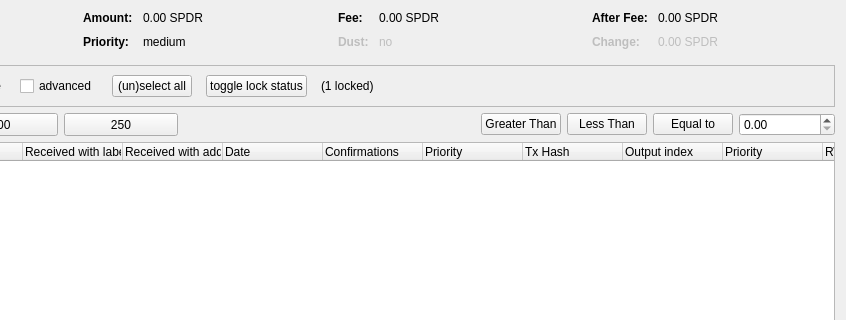
Miner2212/RWTaler_RWTA, file src/qt/forms/coincontroldialog.ui: the form before one commit; both pictures show x 189 to 1035 and y 0 to 320 of the 1035 by 500 pixel window.
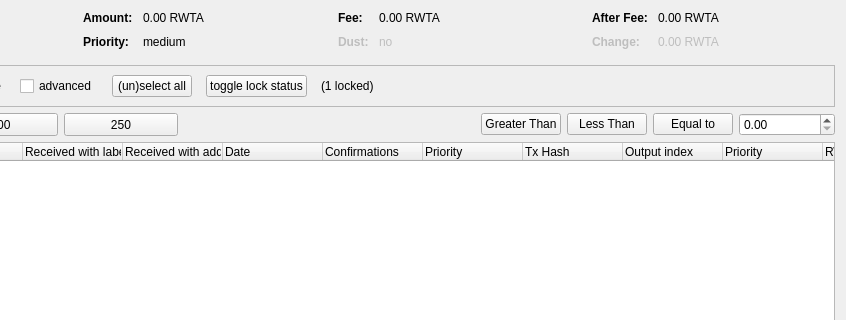
The form after the commit. Custom widgets are drawn as their Qt base class.

Commit message: SPDR_TO_RWTA

What changed in the file:
```diff
--- a/src/qt/forms/coincontroldialog.ui
+++ b/src/qt/forms/coincontroldialog.ui
@@ -132,7 +132,7 @@
           <enum>Qt::ActionsContextMenu</enum>
          </property>
          <property name="text">
-          <string notr="true">0.00 SPDR</string>
+          <string notr="true">0.00 RWTA</string>
          </property>
          <property name="textInteractionFlags">
           <set>Qt::LinksAccessibleByMouse|Qt::TextSelectableByKeyboard|Qt::TextSelectableByMouse</set>
@@ -206,7 +206,7 @@
           <enum>Qt::ActionsContextMenu</enum>
          </property>
          <property name="text">
-          <string notr="true">0.00 SPDR</string>
+          <string notr="true">0.00 RWTA</string>
          </property>
          <property name="textInteractionFlags">
           <set>Qt::LinksAccessibleByMouse|Qt::TextSelectableByKeyboard|Qt::TextSelectableByMouse</set>
@@ -286,7 +286,7 @@
           <enum>Qt::ActionsContextMenu</enum>
          </property>
          <property name="text">
-          <string notr="true">0.00 SPDR</string>
+          <string notr="true">0.00 RWTA</string>
          </property>
          <property name="textInteractionFlags">
           <set>Qt::LinksAccessibleByMouse|Qt::TextSelectableByKeyboard|Qt::TextSelectableByMouse</set>
@@ -321,7 +321,7 @@
           <enum>Qt::ActionsContextMenu</enum>
          </property>
          <property name="text">
-          <string notr="true">0.00 SPDR</string>
+          <string notr="true">0.00 RWTA</string>
          </property>
          <property name="textInteractionFlags">
           <set>Qt::LinksAccessibleByMouse|Qt::TextSelectableByKeyboard|Qt::TextSelectableByMouse</set>
```
The commit also changes 307 other files.
